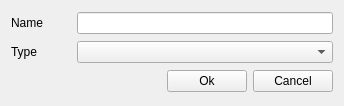
Above: SimpleCalendarCreator/src/window/ObjectCreator.ui from kelvinchin12070811/SimpleCalendarCreator before the change. Below: the same form after it.
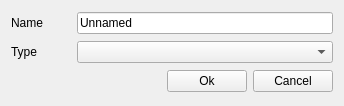
That is the form after the change.

Commit message: Object name now cannot be empty

The edit to the form file:
```diff
--- a/SimpleCalendarCreator/src/window/ObjectCreator.ui
+++ b/SimpleCalendarCreator/src/window/ObjectCreator.ui
@@ -36,7 +36,11 @@
       </widget>
      </item>
      <item>
-      <widget class="QLineEdit" name="lneObjectName"/>
+      <widget class="QLineEdit" name="lneObjectName">
+       <property name="text">
+        <string>Unnamed</string>
+       </property>
+      </widget>
      </item>
     </layout>
    </item>
```
The commit also changes 1 other file.
